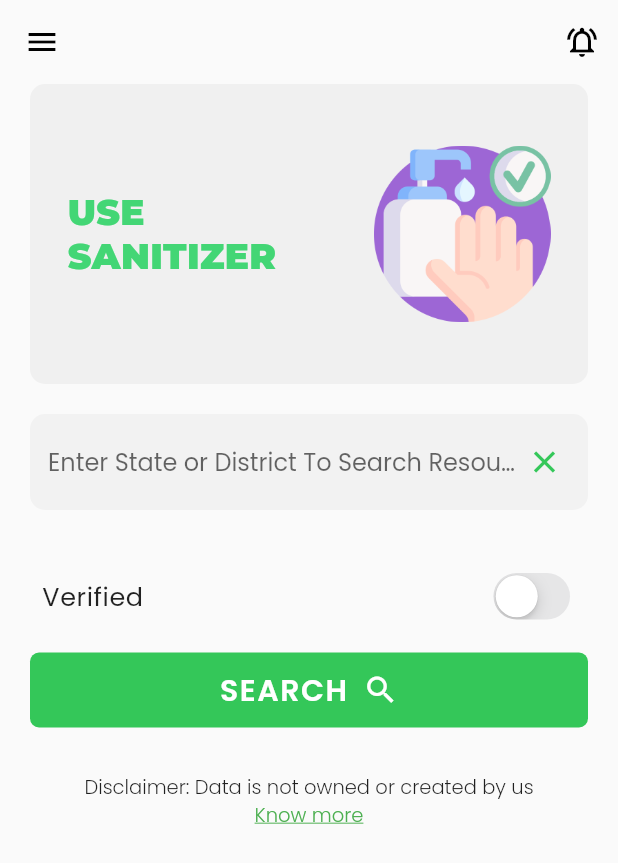
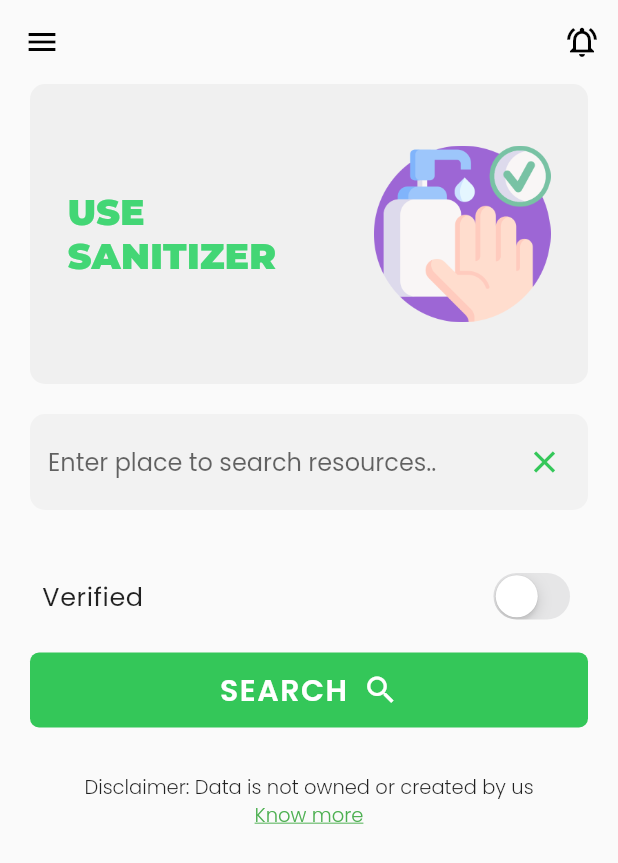
Before and after one commit to icodelifee/CovidAID-flutter, a Flutter app: the screen it shows after launch, on a phone screen of 412 x 824 dp. Shown: the top 863 px of the screen. Run offline on Flutter 3.47's test engine with Material 2 defaults, Android fonts, the phone set to English and light mode, and no system bars; drawn by our look-alikes of auto_size_text, carousel_slider; our stand-ins replace awesome_notifications, cloud_firestore, dio, firebase_auth, firebase_core, firebase_messaging and 6 more; missing offline and left inert: dio_cache_interceptor, expand_widget, fuzzywuzzy; accounts and stored records are empty; network calls fail.

Commit message:
ui(homepage): change textfield hint in search textfield

```diff
--- a/lib/ui/homepage/widgets/place_textfield.dart
+++ b/lib/ui/homepage/widgets/place_textfield.dart
@@ -20,10 +20,10 @@ class PlaceTextField extends StatelessWidget {
           (context, textEditingController, focusNode, onFieldSubmitted) {
         return TextFormField(
           controller: textEditingController,
-          decoration: AppTheme.inputDecoration(
-                  'Enter State or District To Search Resources For')
-              .copyWith(
-                  suffixIcon: IconButton(
+          decoration:
+              AppTheme.inputDecoration('Enter place to search resources..')
+                  .copyWith(
+                      suffixIcon: IconButton(
             padding: EdgeInsets.only(right: 10),
             icon: Icon(Icons.close, color: Get.theme.accentColor),
             onPressed: () {
```
